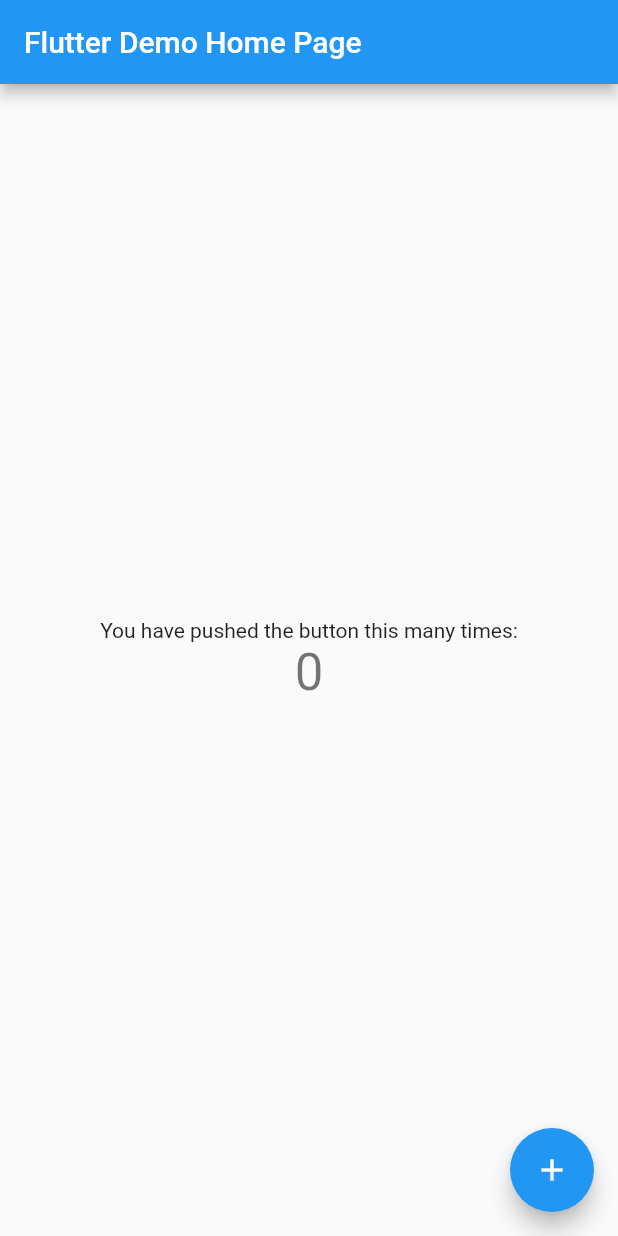
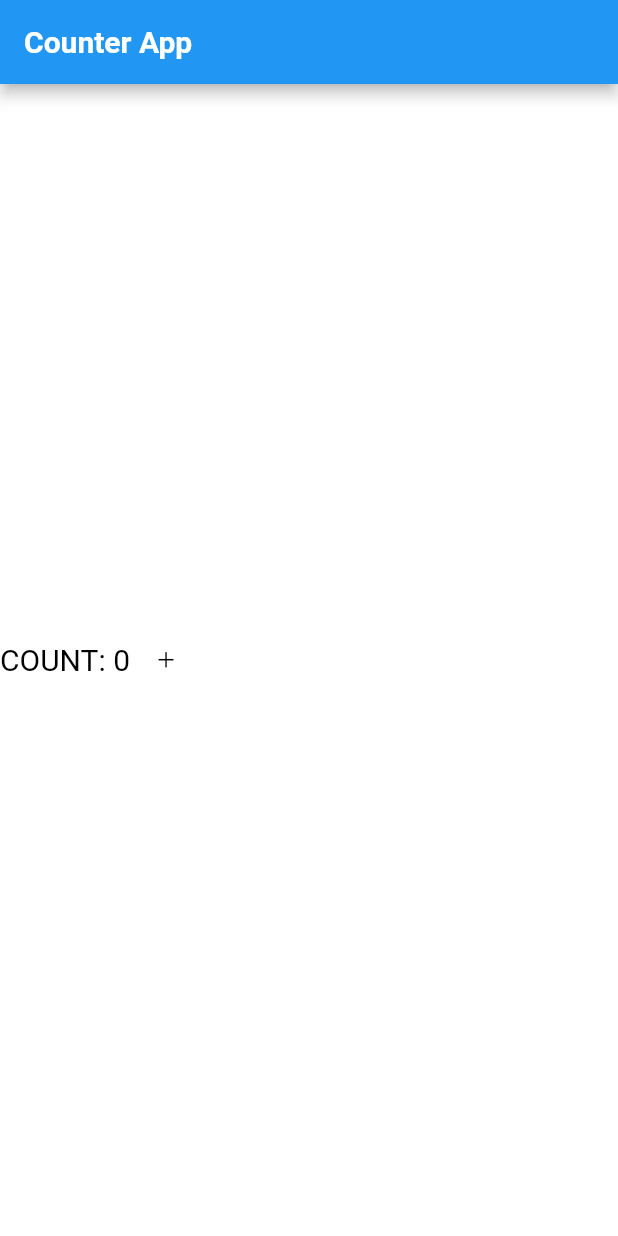
Before and after one commit to chrisjeremy84/PRACTICE-flutter_web, a Flutter app: the screen it shows after launch, on a phone screen of 412 x 824 dp. Run offline on Flutter 3.47's test engine with Material 2 defaults, Android fonts, the phone set to English and light mode, and no system bars; our stand-ins replace flutter_riverpod.

Commit message:
Main file edited

```diff
--- a/lib/main.dart
+++ b/lib/main.dart
@@ -1,8 +1,15 @@
+import 'package:flutter/cupertino.dart';
 import 'package:flutter/material.dart';
+import 'package:flutter_riverpod/flutter_riverpod.dart';
+import 'package:cupertino_icons/cupertino_icons.dart';
 
+//Using State to control our variable
+final counterProvider = StateProvider((ref) => 0);
 void main() {
-  runApp(const MyApp());
+  runApp(const ProviderScope(child: MyApp()));
 }
+
+
 
 class MyApp extends StatelessWidget {
   const MyApp({Key? key}) : super(key: key);
@@ -11,105 +18,56 @@ class MyApp extends StatelessWidget {
   @override
   Widget build(BuildContext context) {
     return MaterialApp(
-      title: 'Flutter Demo',
       theme: ThemeData(
-        // This is the theme of your application.
-        //
-        // Try running your application with "flutter run". You'll see the
-        // application has a blue toolbar. Then, without quitting the app, try
-        // changing the primarySwatch below to Colors.green and then invoke
-        // "hot reload" (press "r" in the console where you ran "flutter run",
-        // or simply save your changes to "hot reload" in a Flutter IDE).
-        // Notice that the counter didn't reset back to zero; the application
-        // is not restarted.
-        primarySwatch: Colors.blue,
+        primaryColor: Colors.amber,
+        scaffoldBackgroundColor: Colors.white
       ),
-      home: const MyHomePage(title: 'Flutter Demo Home Page'),
+      home: CounterClass(),
     );
   }
 }
 
-class MyHomePage extends StatefulWidget {
-  const MyHomePage({Key? key, required this.title}) : super(key: key);
 
-  // This widget is the home page of your application. It is stateful, meaning
-  // that it has a State object (defined below) that contains fields that affect
-  // how it looks.
 
-  // This class is the configuration for the state. It holds the values (in this
-  // case the title) provided by the parent (in this case the App widget) and
-  // used by the build method of the State. Fields in a Widget subclass are
-  // always marked "final".
+///in order to use the created provider;
+///you need to extend the class  ->>> class Example extends ConsumerWidget
+///you add the required parameter to the build method -> WidgetRef ref
+/// And declare a variable that reads the changes to the state
+class  CounterClass extends ConsumerWidget {
+  const CounterClass({Key? key}) : super(key: key);
 
-  final String title;
+
 
   @override
-  State<MyHomePage> createState() => _MyHomePageState();
-}
+  Widget build(BuildContext context, WidgetRef ref) {
+    final counterValue = ref.watch(counterProvider);
+        return  Scaffold(
+          appBar: AppBar(
+            title: Text('Counter App', style: TextStyle(fontWeight: FontWeight.bold),),
+          ),
+          body: Container(
+            child: Center(
+              child: Row(
+                crossAxisAlignment: CrossAxisAlignment.center,
+                children: [
+                  Flexible(child: Text("COUNT: ${counterValue}", style: TextStyle(color: Colors.black, fontSize: 20),)),
+                  Flexible(child: IconButton(onPressed: (){
+                    /// To add the on pressed action
+                    /// There is a reason why we do not update the counterValue created here instead...
+                    /// The reason is that the counterValue is only a reference to the acutal provider.
+                    /// If it is required to update the value of the provider
+                    /// better do it by using ref widget as done below.
 
-class _MyHomePageState extends State<MyHomePage> {
-  int _counter = 0;
+                    ref.read(counterProvider.notifier).state++;
 
-  void _incrementCounter() {
-    setState(() {
-      // This call to setState tells the Flutter framework that something has
-      // changed in this State, which causes it to rerun the build method below
-      // so that the display can reflect the updated values. If we changed
-      // _counter without calling setState(), then the build method would not be
-      // called again, and so nothing would appear to happen.
-      _counter++;
-    });
-  }
+                    ///What the above does is;
+                    ///it reads the provider without a rebuild or updating the UI.
+                  }, icon: const Icon(CupertinoIcons.add, size: 15.0, color: Colors.black)))
 
-  @override
-  Widget build(BuildContext context) {
-    // This method is rerun every time setState is called, for instance as done
-    // by the _incrementCounter method above.
-    //
-    // The Flutter framework has been optimized to make rerunning build methods
-    // fast, so that you can just rebuild anything that needs updating rather
-    // than having to individually change instances of widgets.
-    return Scaffold(
-      appBar: AppBar(
-        // Here we take the value from the MyHomePage object that was created by
-        // the App.build method, and use it to set our appbar title.
-        title: Text(widget.title),
-      ),
-      body: Center(
-        // Center is a layout widget. It takes a single child and positions it
-        // in the middle of the parent.
-        child: Column(
-          // Column is also a layout widget. It takes a list of children and
-          // arranges them vertically. By default, it sizes itself to fit its
-          // children horizontally, and tries to be as tall as its parent.
-          //
-          // Invoke "debug painting" (press "p" in the console, choose the
-          // "Toggle Debug Paint" action from the Flutter Inspector in Android
-          // Studio, or the "Toggle Debug Paint" command in Visual Studio Code)
-          // to see the wireframe for each widget.
-          //
-          // Column has various properties to control how it sizes itself and
-          // how it positions its children. Here we use mainAxisAlignment to
-          // center the children vertically; the main axis here is the vertical
-          // axis because Columns are vertical (the cross axis would be
-          // horizontal).
-          mainAxisAlignment: MainAxisAlignment.center,
-          children: <Widget>[
-            const Text(
-              'You have pushed the button this many times:',
-            ),
-            Text(
-              '$_counter',
-              style: Theme.of(context).textTheme.headline4,
-            ),
                 ],
               ),
             ),
-      floatingActionButton: FloatingActionButton(
-        onPressed: _incrementCounter,
-        tooltip: 'Increment',
-        child: const Icon(Icons.add),
-      ), // This trailing comma makes auto-formatting nicer for build methods.
+          ),
         );
       }
   }
--- a/pubspec.yaml
+++ b/pubspec.yaml
@@ -34,6 +34,7 @@ dependencies:
   # The following adds the Cupertino Icons font to your application.
   # Use with the CupertinoIcons class for iOS style icons.
   cupertino_icons: ^1.0.2
+  flutter_riverpod: ^2.2.0
 
 dev_dependencies:
   flutter_test:
```
Also changed, not shown: pubspec.lock. Lines whose indentation alone changed are shown as unchanged.
